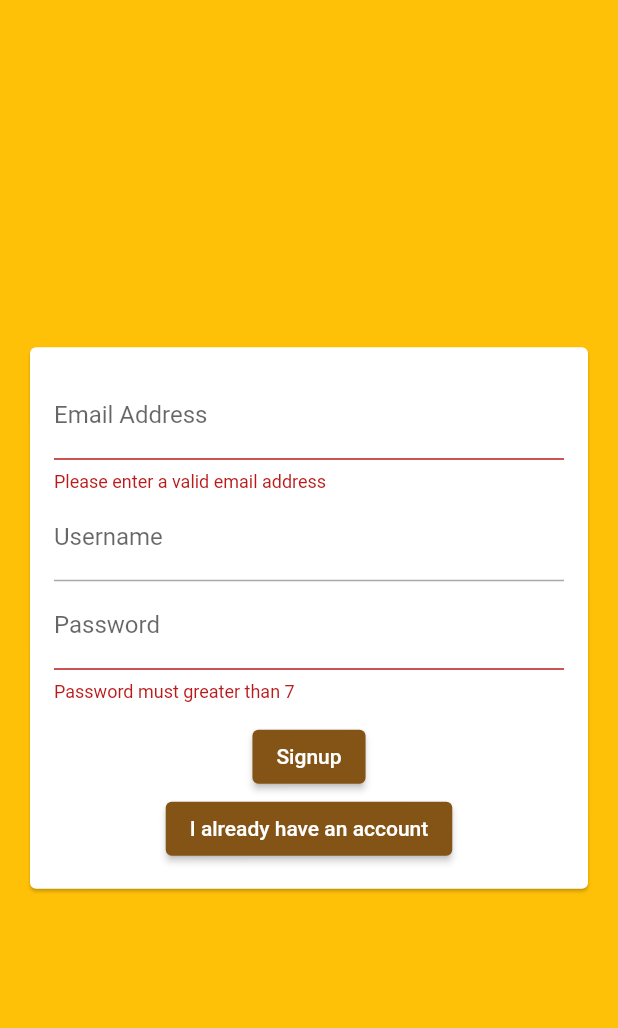
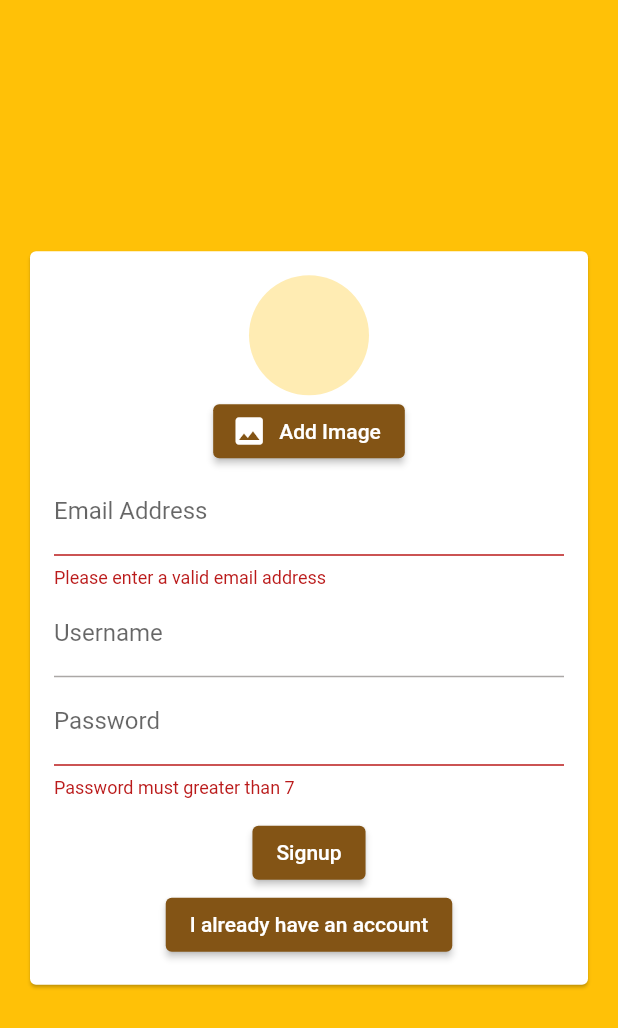
Before and after one commit to NadxiruL/flutter-firebase, a Flutter app: the screen it shows after launch, after a tap on "Login", after a tap on "Create new account", on a phone screen of 412 x 824 dp. Shown: the top 1028 px of the screen. Run offline on Flutter 3.47's test engine with Material 2 defaults, Android fonts, the phone set to English and light mode, and no system bars; our stand-ins replace cloud_firestore, firebase_auth, firebase_core, image_picker; accounts and stored records are empty.

Commit message:
image picker

```diff
--- /dev/null
+++ b/lib/pickers/image_picker.dart
@@ -0,0 +1,50 @@
+import 'dart:io';
+
+import 'package:flutter/material.dart';
+import 'package:image_picker/image_picker.dart';
+
+//guna stateful sbb perlu update some state sbb kita nak
+//preview image
+
+class UserImagePicker extends StatefulWidget {
+  const UserImagePicker({super.key});
+
+  @override
+  State<UserImagePicker> createState() => _UserImagePickerState();
+}
+
+class _UserImagePickerState extends State<UserImagePicker> {
+  File? _previewImage;
+  //function untuk pick image
+  Future<void> _pickImage() async {
+    final ImagePicker _picker = ImagePicker();
+    final XFile? image = await _picker.pickImage(source: ImageSource.gallery);
+    // final XFile? camera = await _picker.pickImage(source: ImageSource.camera);
+    setState(() {
+      _previewImage = File(image?.path ?? '');
+    });
+  }
+
+  @override
+  Widget build(BuildContext context) {
+    return Column(
+      children: [
+        //Image Avatar
+        CircleAvatar(
+          radius: 40,
+          backgroundImage:
+              //jika preview image tidak null preview gambar kalo tidak takde gambar preview
+              _previewImage != null ? FileImage(_previewImage!) : null,
+        ),
+
+        //combine text and camera icon
+        //upload image
+        ElevatedButton.icon(
+          onPressed: _pickImage,
+          icon: Icon(Icons.image),
+          label: Text('Add Image'),
+        ),
+      ],
+    );
+  }
+}
--- a/lib/widgets/auth/auth_form.dart
+++ b/lib/widgets/auth/auth_form.dart
@@ -1,9 +1,7 @@
 // ignore_for_file: prefer_const_constructors
 
-import 'package:flutter/src/widgets/container.dart';
-import 'package:flutter/src/widgets/framework.dart';
-
 import 'package:flutter/material.dart';
+import 'package:flutter_firebase/pickers/image_picker.dart';
 
 class AuthForm extends StatefulWidget {
   final bool isLoading;
@@ -74,6 +72,7 @@ class _AuthFormState extends State<AuthForm> {
               child: Column(
                 mainAxisSize: MainAxisSize.min,
                 children: [
+                  if (!_isLogin) UserImagePicker(),
                   //Email
                   TextFormField(
                     //kegunaan bila kita type sesuatu pada form , dia akan elakkan value pada form lama dekat form lain bila kita switch kepada login / signup
--- a/pubspec.yaml
+++ b/pubspec.yaml
@@ -39,6 +39,7 @@ dependencies:
   cloud_firestore: ^3.4.4
   firebase_core: ^1.20.1
   firebase_auth: ^3.6.3
+  image_picker: ^0.8.5+3
 
 dev_dependencies:
   flutter_test:
```
Also changed, not shown: pubspec.lock.
